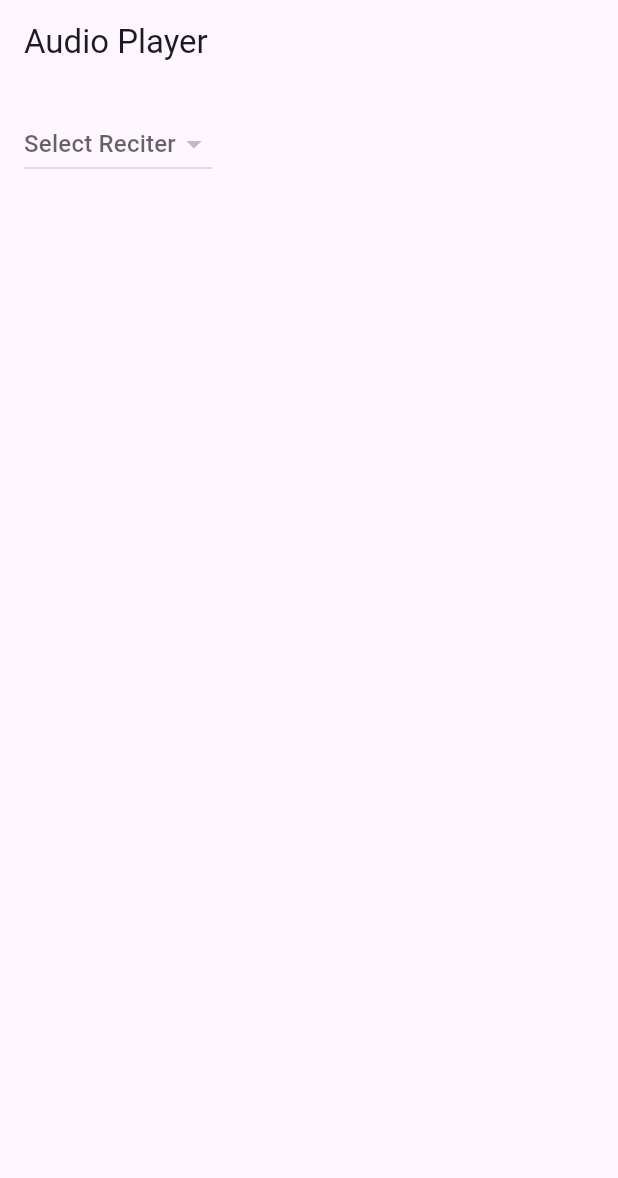
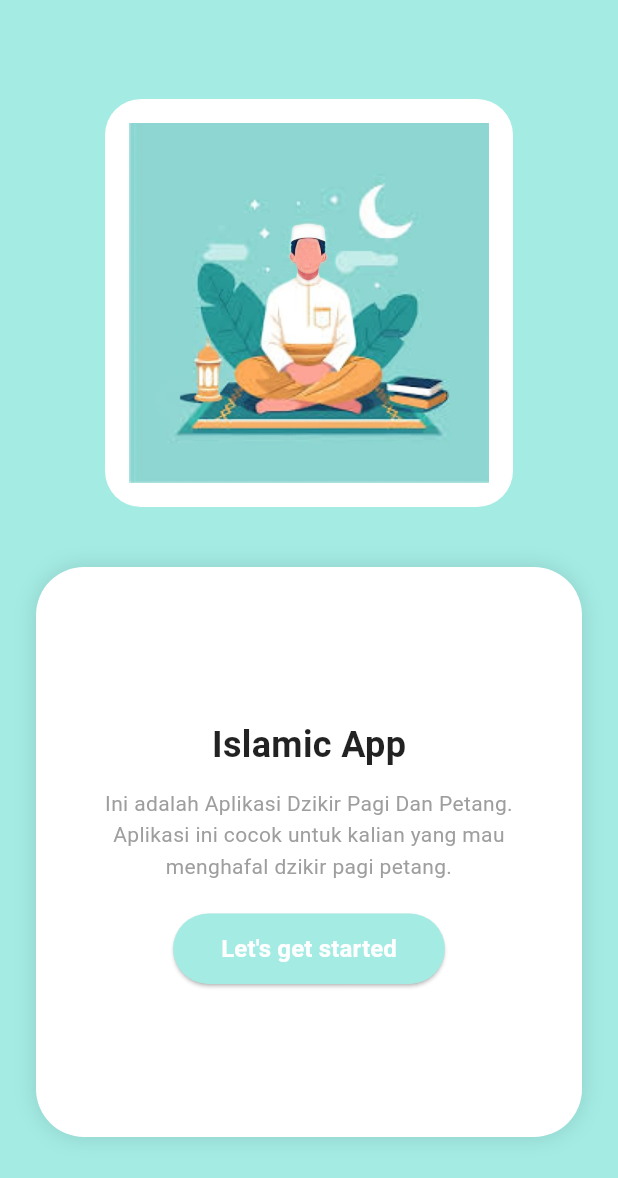
Before and after one commit to yyBasiony/Quran-App, a Flutter app: the screen it shows after launch, on a phone screen of 412 x 824 dp. Shown: the top 1178 px of the screen. Run offline on Flutter 3.47's test engine with Material 3 defaults, Android fonts, the phone set to English and light mode, and no system bars; our stand-ins replace audioplayers, hive; accounts and stored records are empty.

Commit message:
add screen start

```diff
--- /dev/null
+++ b/lib/app/app.dart
@@ -0,0 +1,15 @@
+import 'package:flutter/material.dart';
+
+import '../presentation/start_screen.dart';
+
+class IslamicApp extends StatelessWidget {
+  const IslamicApp({super.key});
+
+  @override
+  Widget build(BuildContext context) {
+    return const MaterialApp(
+      debugShowCheckedModeBanner: false,
+      home:  StartScreen(),
+    );
+  }
+}
--- a/lib/main.dart
+++ b/lib/main.dart
@@ -89,20 +89,9 @@
 //   }
 // }
 import 'package:flutter/material.dart';
-import 'package:quran_app/test1.dart';
+
+import 'app/app.dart';
 
 void main() {
-  runApp(const MyApp());
+  runApp(const IslamicApp());
 }
-
-class MyApp extends StatelessWidget {
-  const MyApp({super.key});
-
-  @override
-  Widget build(BuildContext context) {
-    return const MaterialApp(
-      debugShowCheckedModeBanner: false,
-      home:  AudioPlayerScreen(),
-    );
-  }
-}
--- /dev/null
+++ b/lib/presentation/start_screen.dart
@@ -0,0 +1,76 @@
+import 'package:flutter/material.dart';
+
+class StartScreen extends StatelessWidget {
+  const StartScreen({super.key});
+  @override
+  Widget build(BuildContext context) {
+    return Scaffold(
+      backgroundColor: const Color(0xffa3ebe3),
+      body: Column(
+        mainAxisAlignment: MainAxisAlignment.center,
+        children: [
+          Container(
+              padding: const EdgeInsets.all(16),
+              decoration: BoxDecoration(
+                color: Colors.white,
+                borderRadius: BorderRadius.circular(24),
+              ),
+              child: Image.asset(
+                'assets/images.png',
+                width: 240,
+                height: 240,
+                fit: BoxFit.cover,
+              )),
+          const SizedBox(height: 40),
+          Container(
+            height: 380,
+            padding: const EdgeInsets.all(24),
+            margin: const EdgeInsets.symmetric(horizontal: 24),
+            decoration: BoxDecoration(color: Colors.white, borderRadius: BorderRadius.circular(32), boxShadow: [
+              const BoxShadow(
+                color: Colors.black12,
+                blurRadius: 12,
+              )
+            ]),
+            child: Center(
+              child: Column(mainAxisSize: MainAxisSize.min, children: [
+                const Text("Islamic App",
+                    style: TextStyle(
+                      fontSize: 24,
+                      fontWeight: FontWeight.bold,
+                      color: Colors.black87,
+                    )),
+                const SizedBox(height: 12),
+                const Text("Ini adalah Aplikasi Dzikir Pagi Dan Petang. Aplikasi ini cocok untuk kalian yang mau menghafal dzikir pagi petang.",
+                    textAlign: TextAlign.center,
+                    style: TextStyle(
+                      fontSize: 14,
+                      color: Colors.grey,
+                      height: 1.5,
+                    )),
+                const SizedBox(height: 20),
+                ElevatedButton(
+                    onPressed: () {},
+                    style: ElevatedButton.styleFrom(
+                        backgroundColor: const Color(0xffa3ebe3),
+                        padding: const EdgeInsets.symmetric(
+                          horizontal: 32,
+                          vertical: 12,
+                        ),
+                        shape: RoundedRectangleBorder(
+                          borderRadius: BorderRadius.circular(24),
+                        )),
+                    child: const Text("Let's get started",
+                        style: TextStyle(
+                          color: Colors.white,
+                          fontSize: 16,
+                          fontWeight: FontWeight.bold,
+                        ))),
+              ]),
+            ),
+          ),
+        ],
+      ),
+    );
+  }
+}
--- a/pubspec.yaml
+++ b/pubspec.yaml
@@ -65,8 +65,8 @@ flutter:
   uses-material-design: true
 
   # To add assets to your application, add an assets section, like this:
-  # assets:
-  #   - images/a_dot_burr.jpeg
+  assets:
+    - assets/
   #   - images/a_dot_ham.jpeg
 
   # An image asset can refer to one or more resolution-specific "variants", see
```
Also changed, not shown: assets/images.png (added), 1 other file.
